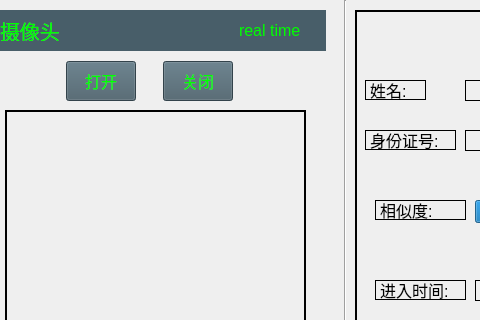
First picture: the form in core_code/gui/main_window.ui, repository jiangren1254/Adaface_gui, before the edit; both pictures show x 355 to 835 and y 0 to 320 of the 994 by 608 pixel window.
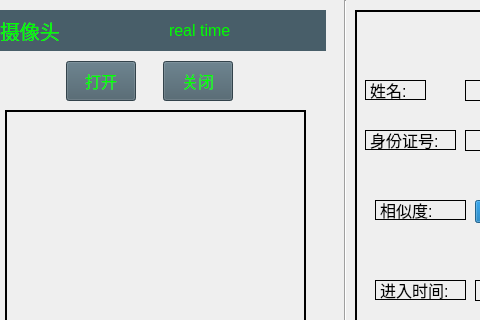
Second picture: the form after the edit.

Commit message: 修改显示时间的函数

The edit to the form file:
```diff
--- a/core_code/gui/main_window.ui
+++ b/core_code/gui/main_window.ui
@@ -206,9 +206,9 @@
    <widget class="QLabel" name="label_time">
     <property name="geometry">
      <rect>
-      <x>580</x>
+      <x>510</x>
       <y>10</y>
-      <width>101</width>
+      <width>171</width>
       <height>41</height>
      </rect>
     </property>
```
The commit also changes 2 other files.
